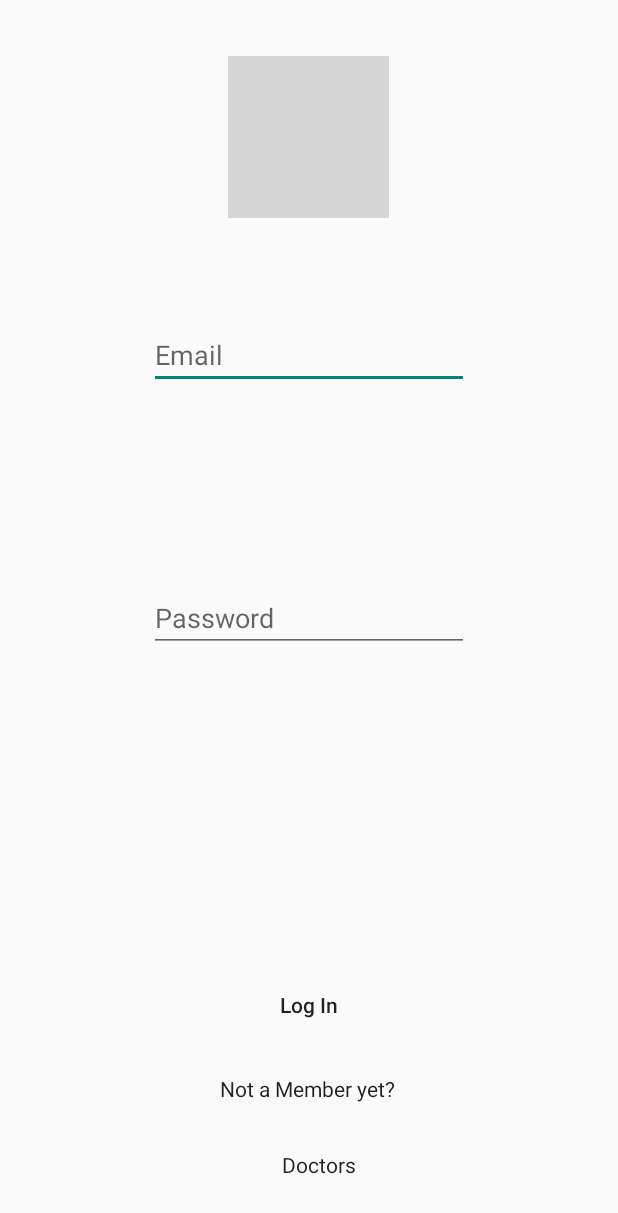
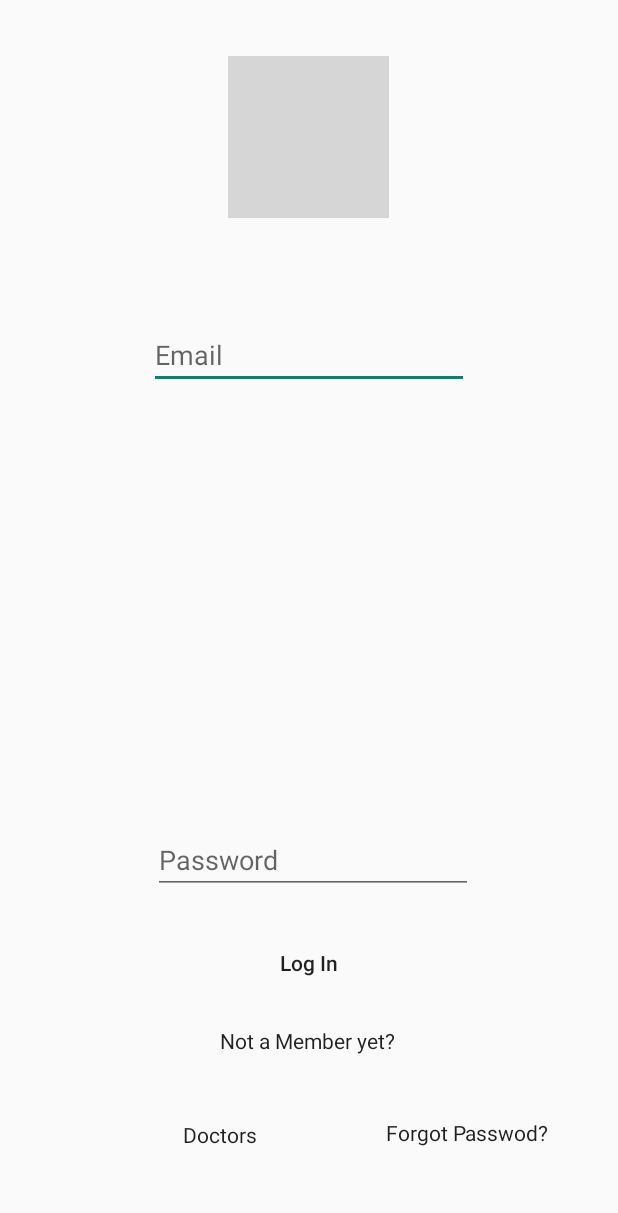
Before and after one commit to diegoportela99/PD-App, an Android app: the screen it shows after launch (LoginActivity), on a phone screen of 412 x 824 dp. Shown: the top 1213 px of the screen. Run offline under Robolectric (Android 15) with nearby library versions, the phone set to English and light mode, and no system bars; our stand-ins replace ButterKnife, Firebase (no records; nobody signed in at launch, a user with empty details on screens opened directly); grey boxes are pictures that could not be loaded.

Commit message:
stashing changes

```diff
--- a/app/src/main/java/me/regstudio/pd_app/Activities/DoctorOptionsPage.java
+++ b/app/src/main/java/me/regstudio/pd_app/Activities/DoctorOptionsPage.java
@@ -33,8 +33,8 @@ public class DoctorOptionsPage extends AppCompatActivity {
             case R.id.view_patients:
                 break;
             case R.id.my_details:
-                Intent intent3 = new Intent(this, MyDetails.class);
-                startActivity(intent3);
+                Intent myDetail = new Intent(this, MyDetails.class);
+                startActivity(myDetail);
                 break;
             case R.id.map:
                 break;
--- a/app/src/main/java/me/regstudio/pd_app/Activities/LoginActivity.java
+++ b/app/src/main/java/me/regstudio/pd_app/Activities/LoginActivity.java
@@ -64,6 +64,11 @@ public class LoginActivity extends AppCompatActivity {
     ImageView imageView;
     @BindView(R.id.doctor_login)
     Button doctorLogin;
+    @BindView(R.id.login_btn)
+    Button loginBtn;
+
+    @BindView(R.id.forgotPassword)
+    Button forgotPassword;
 
     private FirebaseAuth mAuth;
     private FirebaseUser user;
@@ -171,4 +176,9 @@ public class LoginActivity extends AppCompatActivity {
         startActivity(intent2);
     }
 
+    @OnClick(R.id.forgotPassword)
+    public void forgotPassword() {
+        Intent intent3 = new Intent(this, RegisterUser.class);
+        startActivity(intent3);
+    }
 }
--- a/app/src/main/res/layout/activity_login.xml
+++ b/app/src/main/res/layout/activity_login.xml
@@ -14,7 +14,7 @@
         android:layout_height="wrap_content"
         android:layout_alignParentBottom="true"
         android:layout_centerHorizontal="true"
-        android:layout_marginBottom="130dp"
+        android:layout_marginBottom="158dp"
         android:text="@string/log_in_txt"
         android:textAppearance="@style/TextAppearance.AppCompat.Body2" />
 
@@ -25,7 +25,7 @@
         android:layout_height="wrap_content"
         android:layout_alignParentBottom="true"
         android:layout_centerHorizontal="true"
-        android:layout_marginBottom="74dp"
+        android:layout_marginBottom="106dp"
         android:text="Not a Member yet? "
         android:textAppearance="@style/TextAppearance.AppCompat.Body1" />
 
@@ -46,8 +46,9 @@
         style="@android:style/Widget.Holo.Light.EditText"
         android:layout_width="wrap_content"
         android:layout_height="wrap_content"
-        android:layout_centerHorizontal="true"
-        android:layout_centerVertical="true"
+        android:layout_alignStart="@+id/doctor_login"
+        android:layout_alignParentBottom="true"
+        android:layout_marginBottom="228dp"
         android:ems="10"
         android:hint="Password"
         android:inputType="textPassword" />
@@ -69,11 +70,23 @@
         android:layout_height="wrap_content"
         android:layout_alignEnd="@+id/imageView"
         android:layout_alignParentBottom="true"
-        android:layout_marginEnd="3dp"
-        android:layout_marginBottom="23dp"
+        android:layout_marginEnd="69dp"
+        android:layout_marginBottom="43dp"
         android:backgroundTintMode="multiply"
         android:text="Doctors"
         android:textAppearance="@style/TextAppearance.AppCompat.Body1" />
 
+    <Button
+        android:id="@+id/forgotPassword"
+        style="@style/Widget.AppCompat.Button.Borderless"
+        android:layout_width="wrap_content"
+        android:layout_height="wrap_content"
+        android:layout_alignTop="@+id/doctor_login"
+        android:layout_alignParentEnd="true"
+        android:layout_marginTop="-1dp"
+        android:layout_marginEnd="34dp"
+        android:text="Forgot Passwod?"
+        android:textAppearance="@style/TextAppearance.AppCompat.Body1" />
+
 
 </RelativeLayout>
```
Also changed, not shown: app/src/main/res/layout/activity_register_user.xml (+12 -7 lines).
